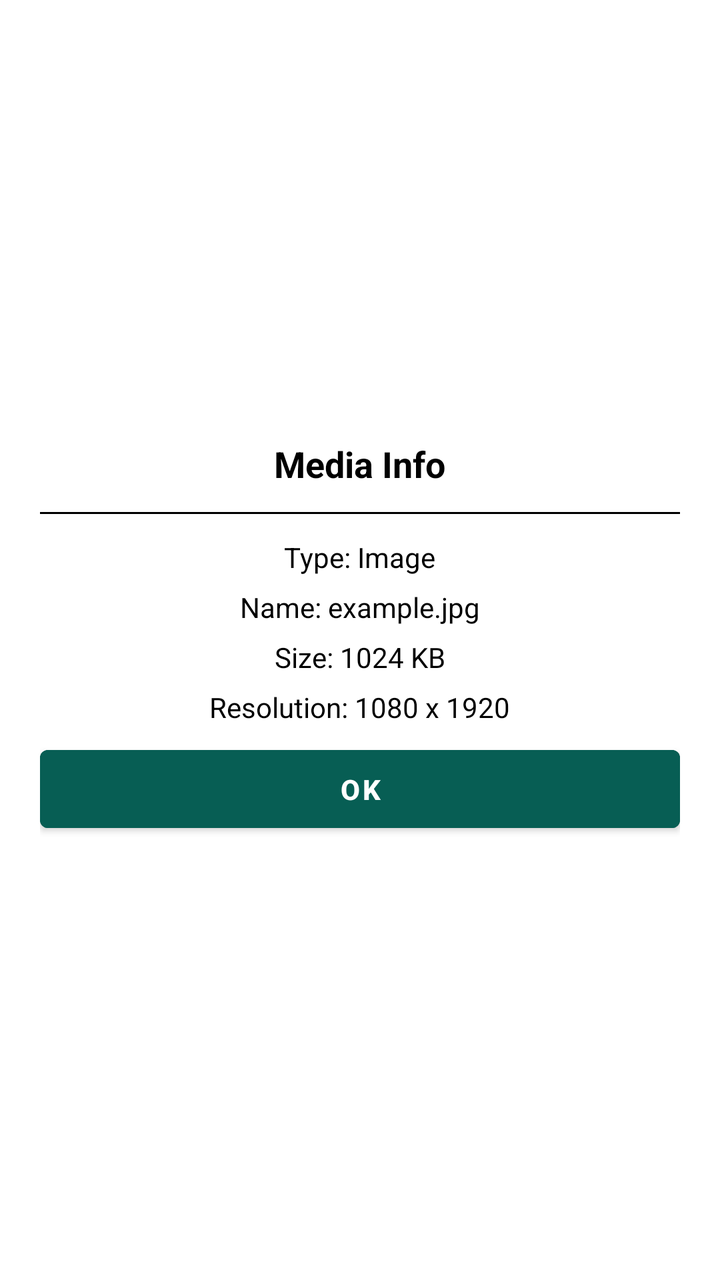
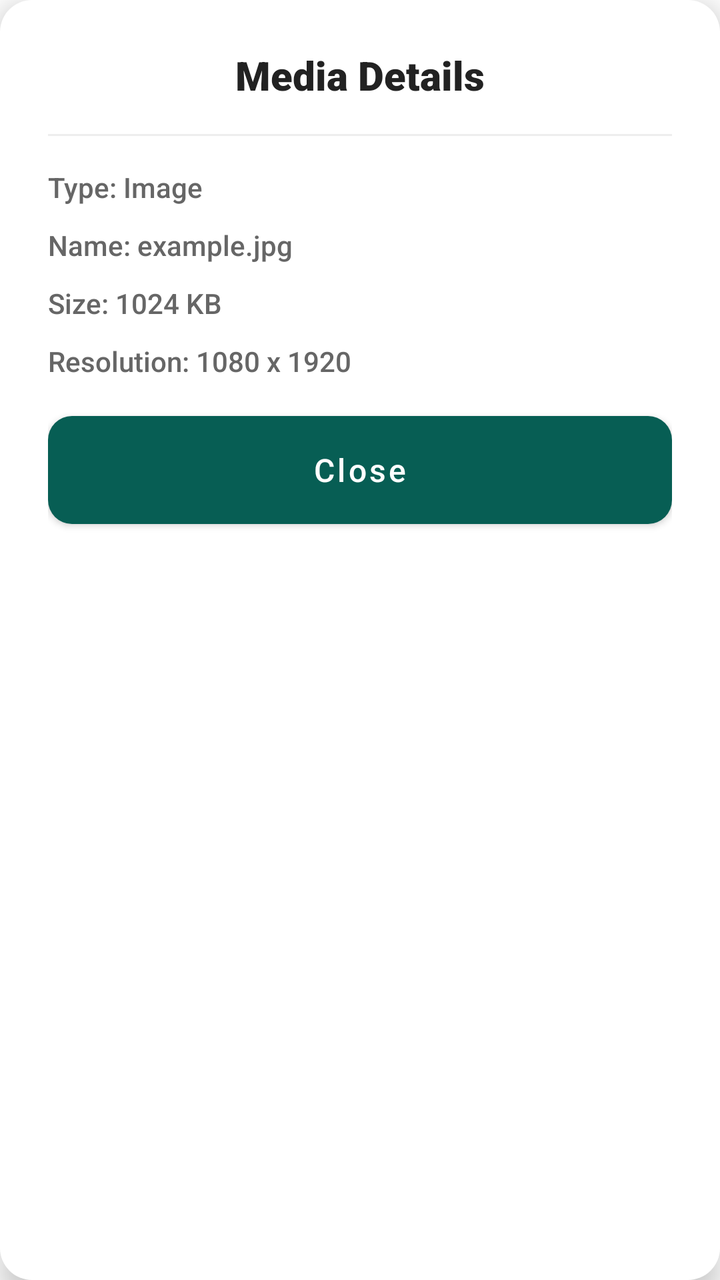

The first picture is an Android layout as it rendered before a commit; the second is the same layout after the commit. The layout source and the unified diff follow.
<!-- AndroidManifest.xml: application theme Theme.WhatsDownloadPlus -->
<!-- res/layout/dialog_media_info.xml -->
<?xml version="1.0" encoding="utf-8"?>
<LinearLayout
    xmlns:android="http://schemas.android.com/apk/res/android"
    android:layout_width="wrap_content"
    android:layout_height="wrap_content"
    android:orientation="vertical"
    android:padding="20dp"
    android:background="@drawable/bg_dialog_rounded"
    android:gravity="center">

    
    <TextView
        android:id="@+id/tvDialogTitle"
        android:layout_width="wrap_content"
        android:layout_height="wrap_content"
        android:text="Media Info"
        android:textSize="18sp"
        android:textColor="#000000"
        android:textStyle="bold"
        android:layout_gravity="center"
        android:paddingBottom="12dp"/>

    
    <View
        android:layout_width="match_parent"
        android:layout_height="1dp"
        android:background="#000000"
        android:layout_marginBottom="12dp"/>

    
    <TextView
        android:id="@+id/tvMediaType"
        android:layout_width="wrap_content"
        android:layout_height="wrap_content"
        android:text="Type: Image"
        android:textColor="#000000"
        android:textSize="14sp"
        android:layout_marginBottom="6dp"/>

    
    <TextView
        android:id="@+id/tvFileName"
        android:layout_width="wrap_content"
        android:layout_height="wrap_content"
        android:text="Name: example.jpg"
        android:textColor="#000000"
        android:textSize="14sp"
        android:layout_marginBottom="6dp"/>

    
    <TextView
        android:id="@+id/tvFileSize"
        android:layout_width="wrap_content"
        android:layout_height="wrap_content"
        android:text="Size: 1024 KB"
        android:textColor="#000000"
        android:textSize="14sp"
        android:layout_marginBottom="6dp"/>

    
    <TextView
        android:id="@+id/tvResolution"
        android:layout_width="wrap_content"
        android:layout_height="wrap_content"
        android:text="Resolution: 1080 x 1920"
        android:textColor="#000000"
        android:textSize="14sp"
        android:layout_marginBottom="6dp"/>

    <TextView
        android:id="@+id/tvDuration"
        android:layout_width="wrap_content"
        android:layout_height="wrap_content"
        android:text="Duration: 0h 0m 0s"
        android:textColor="#000000"
        android:textSize="14sp"
        android:layout_marginBottom="12dp"
        android:visibility="gone"/>

    
    <Button
        android:id="@+id/btnOk"
        android:layout_width="match_parent"
        android:layout_height="wrap_content"
        android:text="OK"
        android:backgroundTint="#075E54"
        android:textColor="#FFFFFF"
        android:textStyle="bold"
        android:padding="10dp"/>
</LinearLayout>
<!-- resources referenced by this layout -->
<resources>
  <!-- drawable bg_dialog_rounded (drawable) -->
  <shape xmlns:android="http://schemas.android.com/apk/res/android"
      android:shape="rectangle">
  
      
      <solid android:color="#FFFFFF"/> 
  
      
      <corners android:radius="16dp"/>
  
      
  
      
      <padding
          android:left="12dp"
          android:top="12dp"
          android:right="12dp"
          android:bottom="12dp"/>
  </shape>
  <style name="Theme.WhatsDownloadPlus" parent="Theme.MaterialComponents.DayNight.NoActionBar">
          <item name="colorPrimary">@color/whatsapp_green</item>
          <item name="colorPrimaryVariant">@color/whatsapp_dark_green</item>
          <item name="colorOnPrimary">@android:color/white</item>
  
          <item name="colorSecondary">@color/teal_200</item>
          <item name="colorSecondaryVariant">@color/teal_700</item>
          <item name="colorOnSecondary">@android:color/white</item>
  
          <item name="android:windowBackground">@android:color/white</item>
          <item name="android:colorBackground">@android:color/white</item>
  
          <item name="android:windowDisablePreview">false</item>
          <item name="android:windowIsTranslucent">false</item>
  
          <item name="android:navigationBarColor">@color/whatsapp_green</item>
          <item name="android:statusBarColor">@color/whatsapp_dark_green</item>
  
          <item name="android:textColor">@android:color/black</item>
      </style>
  <color name="whatsapp_green">#075E54</color>
  <color name="whatsapp_dark_green">#054C44</color>
  <color name="teal_200">#FF03DAC5</color>
  <color name="teal_700">#FF018786</color>
</resources>

<!-- the commit's change to res/layout/dialog_media_info.xml (unified diff, before → after) -->
@@ -1,90 +1,97 @@
 <?xml version="1.0" encoding="utf-8"?>
 <LinearLayout
     xmlns:android="http://schemas.android.com/apk/res/android"
-    android:layout_width="wrap_content"
+    xmlns:app="http://schemas.android.com/apk/res-auto"
+    android:layout_width="300dp"
     android:layout_height="wrap_content"
     android:orientation="vertical"
-    android:padding="20dp"
+    android:padding="24dp"
     android:background="@drawable/bg_dialog_rounded"
-    android:gravity="center">
+    android:elevation="8dp"
+    android:gravity="start">
 
-    
     <TextView
         android:id="@+id/tvDialogTitle"
-        android:layout_width="wrap_content"
+        android:layout_width="match_parent"
         android:layout_height="wrap_content"
-        android:text="Media Info"
-        android:textSize="18sp"
-        android:textColor="#000000"
-        android:textStyle="bold"
-        android:layout_gravity="center"
-        android:paddingBottom="12dp"/>
+        android:text="Media Details"
+        android:textSize="20sp"
+        android:textColor="#222222"
+        android:fontFamily="sans-serif-black"
+        android:gravity="center"
+        android:layout_marginBottom="16dp"/>
 
-    
     <View
         android:layout_width="match_parent"
         android:layout_height="1dp"
-        android:background="#000000"
-        android:layout_marginBottom="12dp"/>
+        android:background="#EEEEEE"
+        android:layout_marginBottom="16dp"/>
 
-    
     <TextView
         android:id="@+id/tvMediaType"
-        android:layout_width="wrap_content"
+        android:layout_width="match_parent"
         android:layout_height="wrap_content"
         android:text="Type: Image"
-        android:textColor="#000000"
+        android:textColor="#666666"
         android:textSize="14sp"
-        android:layout_marginBottom="6dp"/>
+        android:fontFamily="sans-serif-medium"
+        android:layout_marginBottom="10dp"/>
 
-    
     <TextView
         android:id="@+id/tvFileName"
-        android:layout_width="wrap_content"
+        android:layout_width="match_parent"
         android:layout_height="wrap_content"
         android:text="Name: example.jpg"
-        android:textColor="#000000"
+        android:textColor="#666666"
         android:textSize="14sp"
-        android:layout_marginBottom="6dp"/>
+        android:fontFamily="sans-serif-medium"
+        android:layout_marginBottom="10dp"
+        android:ellipsize="middle"
+        android:singleLine="true"/>
 
-    
     <TextView
         android:id="@+id/tvFileSize"
-        android:layout_width="wrap_content"
+        android:layout_width="match_parent"
         android:layout_height="wrap_content"
         android:text="Size: 1024 KB"
-        android:textColor="#000000"
+        android:textColor="#666666"
         android:textSize="14sp"
-        android:layout_marginBottom="6dp"/>
+        android:fontFamily="sans-serif-medium"
+        android:layout_marginBottom="10dp"/>
 
-    
     <TextView
         android:id="@+id/tvResolution"
-        android:layout_width="wrap_content"
+        android:layout_width="match_parent"
         android:layout_height="wrap_content"
         android:text="Resolution: 1080 x 1920"
-        android:textColor="#000000"
+        android:textColor="#666666"
         android:textSize="14sp"
-        android:layout_marginBottom="6dp"/>
+        android:fontFamily="sans-serif-medium"
+        android:layout_marginBottom="10dp"/>
 
     <TextView
         android:id="@+id/tvDuration"
-        android:layout_width="wrap_content"
+        android:layout_width="match_parent"
         android:layout_height="wrap_content"
         android:text="Duration: 0h 0m 0s"
-        android:textColor="#000000"
+        android:textColor="#666666"
         android:textSize="14sp"
-        android:layout_marginBottom="12dp"
+        android:fontFamily="sans-serif-medium"
+        android:layout_marginBottom="16dp"
         android:visibility="gone"/>
 
-    
-    <Button
+    <com.google.android.material.button.MaterialButton
         android:id="@+id/btnOk"
         android:layout_width="match_parent"
-        android:layout_height="wrap_content"
-        android:text="OK"
-        android:backgroundTint="#075E54"
+        android:layout_height="54dp"
+        android:text="Close"
+        android:textAllCaps="false"
+        android:textSize="16sp"
         android:textColor="#FFFFFF"
-        android:textStyle="bold"
-        android:padding="10dp"/>
+        app:backgroundTint="@color/whatsapp_green"
+        app:cornerRadius="12dp"
+        android:layout_marginTop="8dp"
+        android:insetBottom="0dp"
+        android:insetTop="0dp"/>
+
 </LinearLayout>
